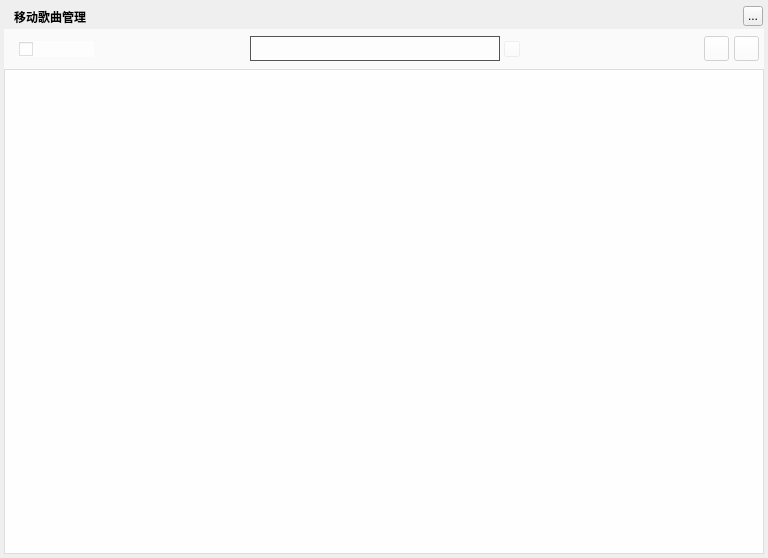
First picture: the form in TTKModule/TTKWidget/musicUiKits/musicToolsetsKits/musicmobilesongsmanagerwidget.ui, repository Greedysky/TTKMusicPlayer, before the edit.
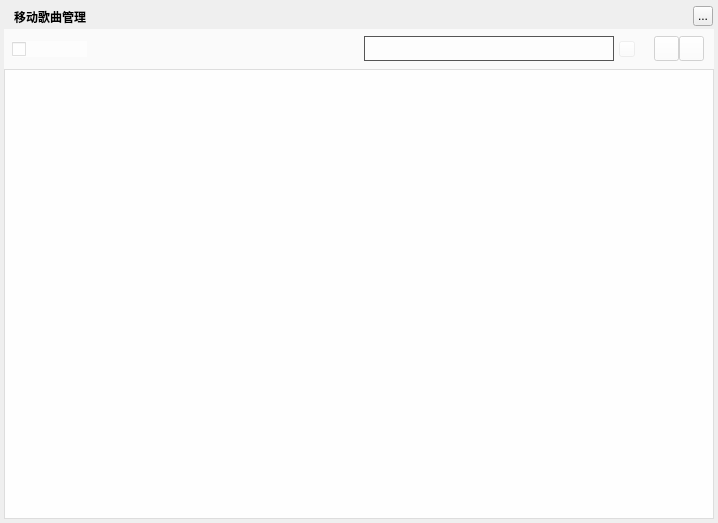
Second picture: the form after the edit. Icons and pictures are not drawn. Custom widgets are drawn as their Qt base class.

Diff of the .ui file:
```diff
--- a/TTKModule/TTKWidget/musicUiKits/musicToolsetsKits/musicmobilesongsmanagerwidget.ui
+++ b/TTKModule/TTKWidget/musicUiKits/musicToolsetsKits/musicmobilesongsmanagerwidget.ui
@@ -6,8 +6,8 @@
    <rect>
     <x>0</x>
     <y>0</y>
-    <width>768</width>
-    <height>558</height>
+    <width>718</width>
+    <height>523</height>
    </rect>
   </property>
   <property name="windowTitle">
@@ -21,8 +21,8 @@
     <rect>
      <x>4</x>
      <y>4</y>
-     <width>760</width>
-     <height>550</height>
+     <width>710</width>
+     <height>515</height>
     </rect>
    </property>
    <property name="text">
@@ -48,7 +48,7 @@
   <widget class="QToolButton" name="topTitleCloseButton">
    <property name="geometry">
     <rect>
-     <x>743</x>
+     <x>693</x>
      <y>6</y>
      <width>20</width>
      <height>20</height>
@@ -63,8 +63,8 @@
     <rect>
      <x>4</x>
      <y>29</y>
-     <width>760</width>
-     <height>525</height>
+     <width>710</width>
+     <height>490</height>
     </rect>
    </property>
    <property name="autoFillBackground">
@@ -76,7 +76,7 @@
    <widget class="QCheckBox" name="allSelectedcheckBox">
     <property name="geometry">
      <rect>
-      <x>15</x>
+      <x>8</x>
       <y>12</y>
       <width>75</width>
       <height>16</height>
@@ -86,7 +86,7 @@
    <widget class="QToolButton" name="auditionButton">
     <property name="geometry">
      <rect>
-      <x>700</x>
+      <x>650</x>
       <y>7</y>
       <width>25</width>
       <height>25</height>
@@ -96,7 +96,7 @@
    <widget class="QToolButton" name="addButton">
     <property name="geometry">
      <rect>
-      <x>730</x>
+      <x>675</x>
       <y>7</y>
       <width>25</width>
       <height>25</height>
@@ -106,7 +106,7 @@
    <widget class="QLineEdit" name="searchLineEdit">
     <property name="geometry">
      <rect>
-      <x>246</x>
+      <x>360</x>
       <y>7</y>
       <width>250</width>
       <height>25</height>
@@ -119,7 +119,7 @@
    <widget class="QPushButton" name="searchLineLabel">
     <property name="geometry">
      <rect>
-      <x>500</x>
+      <x>615</x>
       <y>12</y>
       <width>16</width>
       <height>16</height>
@@ -157,8 +157,8 @@
      <rect>
       <x>0</x>
       <y>40</y>
-      <width>760</width>
-      <height>485</height>
+      <width>710</width>
+      <height>450</height>
      </rect>
     </property>
    </widget>
@@ -187,8 +187,8 @@
   <widget class="MusicGifLabelWidget" name="loadingLabel">
    <property name="geometry">
     <rect>
-     <x>355</x>
-     <y>270</y>
+     <x>330</x>
+     <y>253</y>
      <width>58</width>
      <height>58</height>
     </rect>
```
